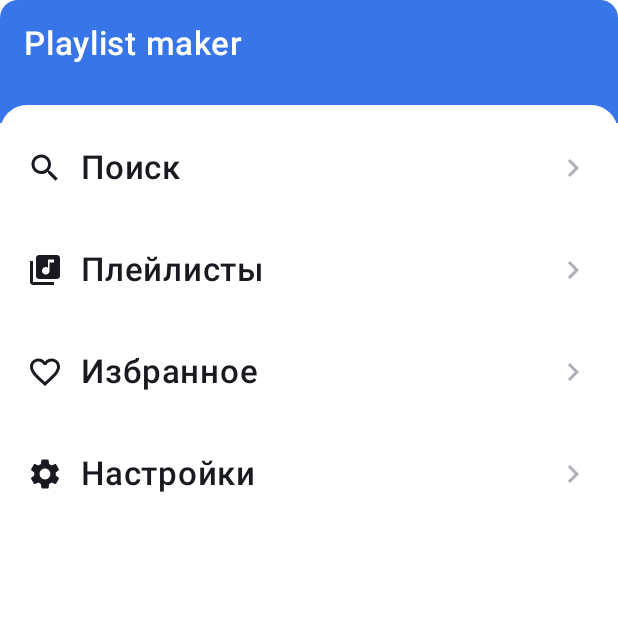
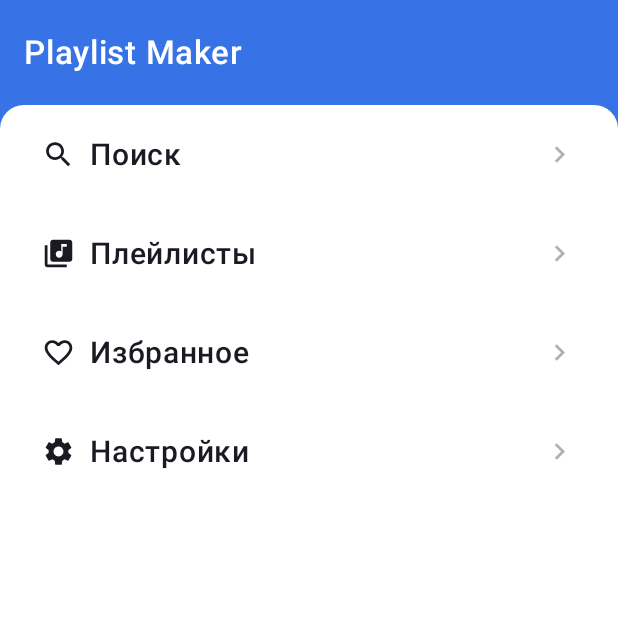
Before and after one commit to Akimov52/final-project-practicum, an Android app built with Jetpack Compose: the screen it shows after launch (MainActivity), after a tap on "Избранное", on a phone screen of 412 x 824 dp, the top half of it. Run offline under Robolectric (Android 15) with nearby library versions, the phone set to English and light mode, and no system bars.

Commit message:
Fix sizes

```diff
--- a/app/src/main/java/com/practicum/playlist_maker_android_akimovilya/MainActivity.kt
+++ b/app/src/main/java/com/practicum/playlist_maker_android_akimovilya/MainActivity.kt
@@ -12,13 +12,13 @@ import androidx.compose.foundation.shape.RoundedCornerShape
 import androidx.compose.material.Icon
 import androidx.compose.material.MaterialTheme
 import androidx.compose.material.Text
-import androidx.compose.runtime.Composable
 import androidx.compose.material.icons.Icons
 import androidx.compose.material.icons.filled.ChevronRight
 import androidx.compose.material.icons.filled.LibraryMusic
 import androidx.compose.material.icons.filled.Search
 import androidx.compose.material.icons.filled.Settings
 import androidx.compose.material.icons.outlined.FavoriteBorder
+import androidx.compose.runtime.Composable
 import androidx.compose.ui.Alignment
 import androidx.compose.ui.Modifier
 import androidx.compose.ui.draw.clip
@@ -42,18 +42,10 @@ class MainActivity : ComponentActivity() {
                         )
                     },
                     onPlaylistClick = {
-                        Toast.makeText(
-                            this,
-                            "Нажата кнопка \"Плейлисты\"",
-                            Toast.LENGTH_SHORT
-                        ).show()
+                        showToast("Плейлисты")
                     },
                     onFavoritesClick = {
-                        Toast.makeText(
-                            this,
-                            "Нажата кнопка \"Избранное\"",
-                            Toast.LENGTH_SHORT
-                        ).show()
+                        showToast("Избранное")
                     },
                     onSettingsClick = {
                         startActivity(
@@ -64,7 +56,19 @@ class MainActivity : ComponentActivity() {
             }
         }
     }
+
+    private fun showToast(buttonName: String) {
+        Toast.makeText(
+            this,
+            "Нажата кнопка \"$buttonName\"",
+            Toast.LENGTH_SHORT
+        ).show()
+    }
 }
+
+private val MainBlue = Color(0xFF3772E7)
+private val MainText = Color(0xFF1A1B22)
+private val ArrowColor = Color(0xFFADB0B7)
 
 @Composable
 fun MainScreen(
@@ -73,48 +77,41 @@ fun MainScreen(
     onFavoritesClick: () -> Unit,
     onSettingsClick: () -> Unit
 ) {
-    val blue = Color(0xFF3775E8)
-
     Column(
         modifier = Modifier
             .fillMaxSize()
-            .background(Color.White)
+            .background(MainBlue)
     ) {
+
+        // Верхняя синяя шапка
         Box(
             modifier = Modifier
                 .fillMaxWidth()
-                .height(82.dp)
-                .background(
-                    blue,
-                    RoundedCornerShape(
-                        topStart = 12.dp,
-                        topEnd = 12.dp
-                    )
-                )
-                .padding(16.dp),
-            contentAlignment = Alignment.TopStart
+                .height(70.dp)
+                .padding(horizontal = 16.dp),
+            contentAlignment = Alignment.CenterStart
         ) {
             Text(
-                text = "Playlist maker",
+                text = "Playlist Maker",
                 color = Color.White,
                 fontSize = 22.sp,
-                fontWeight = FontWeight.SemiBold
+                fontWeight = FontWeight.Medium
             )
         }
 
+        // Белая область с меню
         Column(
             modifier = Modifier
                 .fillMaxSize()
-                .offset(y = (-12).dp)
                 .clip(
                     RoundedCornerShape(
-                        topStart = 18.dp,
-                        topEnd = 18.dp
+                        topStart = 16.dp,
+                        topEnd = 16.dp
                     )
                 )
                 .background(Color.White)
-                .padding(top = 8.dp)
         ) {
+
             MenuItem(
                 title = "Поиск",
                 icon = Icons.Default.Search,
@@ -151,25 +148,26 @@ fun MenuItem(
     Row(
         modifier = Modifier
             .fillMaxWidth()
-            .height(68.dp)
+            .height(66.dp)
             .clickable { onClick() }
-            .padding(horizontal = 18.dp),
+            .padding(horizontal = 28.dp),
         verticalAlignment = Alignment.CenterVertically
     ) {
+
         Icon(
             imageVector = icon,
             contentDescription = title,
-            tint = Color(0xFF19191F),
-            modifier = Modifier.size(24.dp)
+            tint = MainText,
+            modifier = Modifier.size(22.dp)
         )
 
-        Spacer(modifier = Modifier.width(12.dp))
+        Spacer(modifier = Modifier.width(10.dp))
 
         Text(
             text = title,
-            fontSize = 22.sp,
+            fontSize = 20.sp,
             fontWeight = FontWeight.Medium,
-            color = Color(0xFF19191F)
+            color = MainText
         )
 
         Spacer(modifier = Modifier.weight(1f))
@@ -177,8 +175,8 @@ fun MenuItem(
         Icon(
             imageVector = Icons.Default.ChevronRight,
             contentDescription = null,
-            tint = Color(0xFFADB0B7),
-            modifier = Modifier.size(24.dp)
+            tint = ArrowColor,
+            modifier = Modifier.size(22.dp)
         )
     }
 }
```
